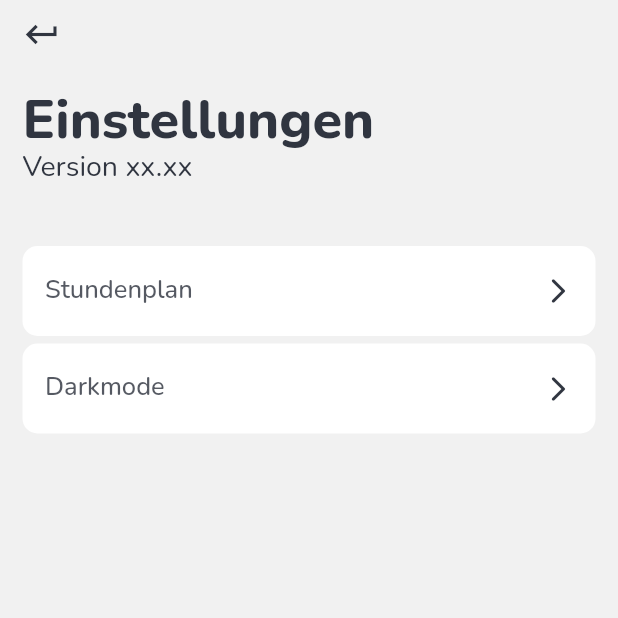
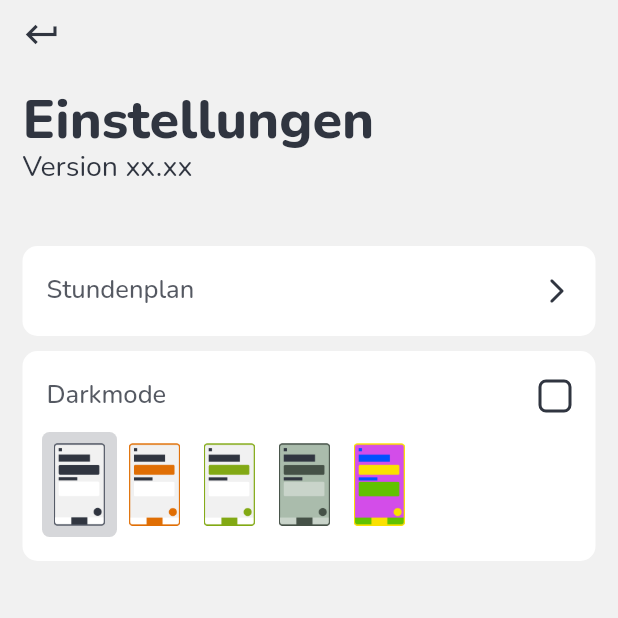
Before and after one commit to brainHausaufgaben/app, a Flutter app: the screen it shows after launch, after a tap on the "settings" icon, on a phone screen of 412 x 824 dp, the top half of it. Run offline on Flutter 3.47's test engine with Material 2 defaults, Android fonts, the phone set to English and light mode, and no system bars; our stand-ins replace drift, flutter_colorpicker, shared_preferences; missing offline and left inert: flutter_rounded_date_picker; accounts and stored records are empty; generated files the repository leaves out were written again.

Commit message:
ziemlich fucking cooles zeug ! !! die sachen gehen halt literally, das theming funktioniert jetzt richtig cool und so es geht halt gefühlt alles

```diff
--- a/lib/Backend/theming.dart
+++ b/lib/Backend/theming.dart
@@ -1,4 +1,3 @@
-import 'dart:math';
 import 'package:flutter/material.dart';
 import 'package:flutter/scheduler.dart';
 import 'package:shared_preferences/shared_preferences.dart';
@@ -7,9 +6,9 @@ import 'package:shared_preferences/shared_preferences.dart';
 AppDesign currentDesign = AppDesign();
 
 class AppDesign with ChangeNotifier {
-  // static bool darkMode = SchedulerBinding.instance!.window.platformBrightness == Brightness.dark;
   static bool darkMode = false;
-  static DesignPackage current = Designs.monochromeTheme;
+  static DesignPackage current = Designs.monochrome;
+  static String currentThemeName = "monochrome";
 
   AppDesign() {
     getDarkmode();
@@ -17,8 +16,23 @@ class AppDesign with ChangeNotifier {
   }
 
   void toggleTheme(String theme) async {
-    if (theme == "monochromeTheme") {
-      current = Designs.monochromeTheme;
+    currentThemeName = theme;
+    switch (theme) {
+      case "monochrome":
+        current = Designs.monochrome;
+        break;
+      case "poisonGreen":
+        current = Designs.poisonGreen;
+        break;
+      case "orange":
+        current = Designs.orange;
+        break;
+      case "militaryGreen":
+        current = Designs.militaryGreen;
+        break;
+      case "help":
+        current = Designs.help;
+        break;
     }
     notifyListeners();
 
@@ -27,8 +41,8 @@ class AppDesign with ChangeNotifier {
   }
 
   void toggleDarkMode() async {
-    // TODO: notifyListeners when toggling darkmode (probably change the theme system a bit)
     darkMode = !darkMode;
+    toggleTheme(currentThemeName);
 
     SharedPreferences prefs = await SharedPreferences.getInstance();
     prefs.setBool("darkMode", darkMode);
@@ -36,30 +50,42 @@ class AppDesign with ChangeNotifier {
 
   void getDarkmode() async {
     SharedPreferences prefs = await SharedPreferences.getInstance();
-    darkMode = prefs.getBool("darkMode") ?? darkMode;
+    darkMode = prefs.getBool("darkMode") ?? SchedulerBinding.instance!.window.platformBrightness == Brightness.dark;
   }
 
   void getTheme() async {
     SharedPreferences prefs = await SharedPreferences.getInstance();
     String? theme = prefs.getString("theme");
-    if (theme != null) toggleTheme(theme);
+    if (theme != null) {
+      toggleTheme(theme);
+    }
   }
 }
 
 class Designs {
   // generateDesign(primaryColor, backgroundColor, boxBackground, textColor, contrastColor, overrideIconColor)
-  static DesignPackage get monochromeTheme => AppDesign.darkMode ?
+  static DesignPackage get monochrome => AppDesign.darkMode ?
     generateDesign(const Color(0xFFFFFFFF), const Color(0xFF15161D), const Color(0xFF1C1D24), const Color(0xFFFFFFFF), const Color(0xFF212229), false) :
     generateDesign(const Color(0xFF303540), const Color(0xFFF1F1F1), const Color(0xFFFFFFFF), const Color(0xFF303540), const Color(0xFFFFFFFF), false);
 
-  static DesignPackage get greenTheme => AppDesign.darkMode ?
+  static DesignPackage get poisonGreen => AppDesign.darkMode ?
     generateDesign(const Color(0xFF82A914), const Color(0xFF15161D), const Color(0xFF1C1D24), const Color(0xFFFFFFFF), const Color(0xFF212229), true) :
     generateDesign(const Color(0xFF82A914), const Color(0xFFF1F1F1), const Color(0xFFFFFFFF), const Color(0xFF303540), const Color(0xFFFFFFFF), true);
 
-  static Map<String, DesignPackage> themeList = {
-    "monochromeTheme" : monochromeTheme,
-    "greenTheme" : greenTheme
-  };
+  static DesignPackage get orange => AppDesign.darkMode ?
+    generateDesign(const Color(0xFFE06E04), const Color(0xFF15161D), const Color(0xFF1C1D24), const Color(0xFFFFFFFF), const Color(0xFF212229), true) :
+    generateDesign(const Color(0xFFE06E04), const Color(0xFFF1F1F1), const Color(0xFFFFFFFF), const Color(0xFF303540), const Color(0xFFFFFFFF), true);
+
+  static DesignPackage get militaryGreen => AppDesign.darkMode ?
+    generateDesign(const Color(0xFFA3BDA6), const Color(0xFF445346), const Color(0xFF637265), const Color(0xFFFFFFFF), const Color(0xFF212229), true) :
+    generateDesign(const Color(0xFF455147), const Color(0xFFAABCAC), const Color(0xFFC9D4CA), const Color(0xFF303540), const Color(0xFFFFFFFF), true);
+
+  static DesignPackage get help => AppDesign.darkMode ?
+    generateDesign(const Color(0xFFFF0000), const Color(0xFF000000), const Color(0xFF6B1919), const Color(0xFFFF0000), const Color(0xFF000000), true) :
+    generateDesign(const Color(0xFFFAE100), const Color(0xFFD34DE9), const Color(0xFF61C200), const Color(0xFF0050FF), const Color(0xFFFFFFFF), true);
+
+
+  static List<String> themeList = ["monochrome", "orange", "poisonGreen", "militaryGreen", "help"];
 }
 
 class DesignPackage {
--- a/lib/Components/custom_inputs.dart
+++ b/lib/Components/custom_inputs.dart
@@ -1,7 +1,3 @@
-import 'dart:math';
-
-import 'package:brain_app/Components/point_element.dart';
-import 'package:brain_app/Pages/time_table.dart';
 import 'package:flutter/material.dart';
 import 'package:brain_app/Backend/theming.dart';
 import 'package:flutter_colorpicker/flutter_colorpicker.dart';
@@ -20,6 +16,11 @@ class CustomTextField extends TextField {
     style: AppDesign.current.textStyles.input,
     decoration: InputDecoration (
       filled: true,
+      enabledBorder: UnderlineInputBorder(
+        borderSide: BorderSide(
+          color: AppDesign.current.textStyles.color
+        )
+      ),
       fillColor: AppDesign.current.boxStyle.backgroundColor,
       label: Text(placeHolder, style: AppDesign.current.textStyles.input),
     ),
@@ -50,6 +51,7 @@ class CustomDropdown<ItemType> extends StatelessWidget {
         child: Padding(
           padding: const EdgeInsets.symmetric(horizontal: 12, vertical: 14),
           child: DropdownButton<dynamic>(
+            iconEnabledColor: AppDesign.current.textStyles.color,
             isDense: true,
             underline: Container(),
             isExpanded: true,
@@ -121,7 +123,7 @@ class CustomDateButton extends StatelessWidget {
           mainAxisAlignment: MainAxisAlignment.spaceBetween,
           children: [
             Text(value.year == 10 ? text : getDateString(value), style: AppDesign.current.textStyles.input),
-            const Icon(Icons.date_range),
+            Icon(Icons.date_range, color: AppDesign.current.textStyles.color),
           ],
         ),
       ),
@@ -182,41 +184,115 @@ class CustomColorPicker extends StatelessWidget {
   }
 }
 
-class CustomSettingsButton<ItemType> extends StatelessWidget {
-  CustomSettingsButton({
+class SettingsNavigatorButton extends StatelessWidget {
+  SettingsNavigatorButton({
     Key? key,
     required this.text,
     required this.action
   }) : super(key: key);
 
   String text;
-  bool navigator = true;
   Function() action;
 
   @override
   Widget build(BuildContext context) {
     return TextButton(
-      style: ButtonStyle(
-          padding: MaterialStateProperty.all<EdgeInsets>(
-              const EdgeInsets.symmetric(vertical: 20, horizontal: 15)
-          ),
-          backgroundColor: MaterialStateProperty.all<Color>(
-              AppDesign.current.boxStyle.backgroundColor
-          ),
-          shape: MaterialStateProperty.all<RoundedRectangleBorder>(
-              RoundedRectangleBorder(
-                borderRadius: AppDesign.current.boxStyle.borderRadius,
-              )
-          )
-      ),
       onPressed: action,
       child: Row(
         mainAxisAlignment: MainAxisAlignment.spaceBetween,
         children: [
           Text(text, style: AppDesign.current.textStyles.settingsSubMenu),
-          Icon(Icons.arrow_forward_ios_rounded, color: AppDesign.current.primaryColor, size: 20)
+          Icon(Icons.arrow_forward_ios_rounded, color: AppDesign.current.textStyles.color, size: 20)
         ],
       ),
     );
   }
 }
+
+class SettingsSwitchButton extends StatefulWidget {
+  SettingsSwitchButton({
+    Key? key,
+    required this.text,
+    required this.action
+  }) : super(key: key);
+
+  String text;
+  Function() action;
+
+  @override
+  State<StatefulWidget> createState() =>  _SettingsSwitchButton();
+}
+
+class _SettingsSwitchButton extends State<SettingsSwitchButton> {
+  @override
+  Widget build(BuildContext context) {
+    return TextButton(
+      onPressed: () {
+        widget.action();
+      },
+      child: Row(
+        mainAxisAlignment: MainAxisAlignment.spaceBetween,
+        children: [
+          Text(widget.text, style: AppDesign.current.textStyles.settingsSubMenu),
+          Container(
+            width: 22,
+            height: 22,
+            decoration: BoxDecoration(
+              borderRadius: BorderRadius.circular(5),
+              border: Border.all(
+                color: AppDesign.current.textStyles.color,
+                width: 2
+              )
+            ),
+            child: Center(
+              child: Container(
+                  width: 15,
+                  height: 15,
+                  decoration: BoxDecoration(
+                    color: AppDesign.darkMode ? AppDesign.current.textStyles.color : Colors.transparent,
+                    borderRadius: BorderRadius.circular(3)
+                  ),
+              ),
+            ),
+          )
+        ],
+      ),
+    );
+  }
+}
+
+class SettingsEntry extends StatelessWidget {
+  SettingsEntry({
+    Key? key,
+    required this.children
+  }) : super(key: key);
+
+  List<Widget> children;
+
+  @override
+  Widget build(BuildContext context) {
+    return Container(
+      padding: const EdgeInsets.symmetric(vertical: 6, horizontal: 8),
+      decoration: BoxDecoration(
+        color: AppDesign.current.boxStyle.backgroundColor,
+        borderRadius: AppDesign.current.boxStyle.borderRadius
+      ),
+      child: Column(
+        crossAxisAlignment: CrossAxisAlignment.start,
+        children: children,
+      ),
+    );
+  }
+}
+
+class ColorThemeSelection extends StatelessWidget {
+  ColorThemeSelection({Key? key}) : super(key: key);
+
+  int currentIndex = 0;
+
+  @override
+  Widget build(BuildContext context) {
+    // TODO: implement build
+    throw UnimplementedError();
+  }
+}
--- a/lib/Pages/add_subject.dart
+++ b/lib/Pages/add_subject.dart
@@ -51,8 +51,10 @@ class _SubjectPage extends State<SubjectPage> {
               padding: const EdgeInsets.only(bottom: 15),
               child: ElevatedButton (
                   onPressed: (){
-                    Subject(widget.subjectController.text, widget.pickerColor);
-                    Navigator.pop(context);
+                    if (widget.subjectController.text.isNotEmpty) {
+                      Subject(widget.subjectController.text, widget.pickerColor);
+                      Navigator.pop(context);
+                    }
                   },
                   child: Padding(
                     padding: const EdgeInsets.symmetric(vertical: 15),
--- a/lib/Pages/home_page.dart
+++ b/lib/Pages/home_page.dart
@@ -89,7 +89,7 @@ class _HomePage extends State<HomePage>{
             padding: const EdgeInsets.only(top: 7),
             child: CollapsibleBox(
                 text: "fun fact: Sebastian und Manuel sind extremst cool",
-                icon: Icons.ac_unit,
+                icon: Icons.celebration,
                 dark: true
             ),
           ),
--- a/lib/Pages/settings.dart
+++ b/lib/Pages/settings.dart
@@ -12,33 +12,102 @@ class SettingsPage extends StatefulWidget {
 }
 
 class _SettingsPage extends State<SettingsPage> {
+  final List<bool> radioList = [false, false, false, false, false];
+
+  @override
+  void initState() {
+    super.initState();
+    radioList[Designs.themeList.indexOf(AppDesign.currentThemeName)] = true;
+  }
+
   @override
   Widget build(BuildContext context) {
     return PageTemplate(
       title: "Einstellungen",
       subtitle: "Version xx.xx",
       backButton: true,
-      child: Column(
-        crossAxisAlignment: CrossAxisAlignment.stretch,
+      child: Wrap(
+        runSpacing: 10,
         children: [
-          Padding(
-            padding: const EdgeInsets.only(bottom: 5),
-            child: CustomSettingsButton(
+          SettingsEntry(
+            children: [
+              SettingsNavigatorButton(
                 text: "Stundenplan",
                 action: () {
                   Navigator.push(context, MaterialPageRoute(builder: (context) => TimeTablePage()));
                 },
+              )
+            ]
           ),
-          ),
-          CustomSettingsButton(
+          SettingsEntry(
+            children: [
+              SettingsSwitchButton(
                 text: "Darkmode",
                 action: () {
                   currentDesign.toggleDarkMode();
-              currentDesign.toggleTheme("monochromeTheme");
                 },
+              ),
+              Padding(
+                padding: const EdgeInsets.only(left: 5, right: 5, top: 0, bottom: 10),
+                child: SingleChildScrollView(
+                  scrollDirection: Axis.horizontal,
+                  child: ToggleButtons(
+                    onPressed: (index) {
+                      setState(() {
+                        for (int buttonIndex = 0; buttonIndex < radioList.length; buttonIndex++) {
+                          if (buttonIndex == index) {
+                            currentDesign.toggleTheme(Designs.themeList[buttonIndex]);
+                            radioList[buttonIndex] = true;
+                          } else {
+                            radioList[buttonIndex] = false;
+                          }
+                        }
+                      });
+                    },
+                    splashColor: Colors.transparent,
+                    fillColor: Colors.transparent,
+                    renderBorder: false,
+                    isSelected: radioList,
+                    children: [
+                      IconRadio(isSelected: radioList[0], path: "icons/monochromeThemeIcon.png"),
+                      IconRadio(isSelected: radioList[1], path: "icons/orangeThemeIcon.png"),
+                      IconRadio(isSelected: radioList[2], path: "icons/poisonGreenThemeIcon.png"),
+                      IconRadio(isSelected: radioList[3], path: "icons/militaryGreenThemeIcon.png"),
+                      IconRadio(isSelected: radioList[4], path: "icons/helpThemeIcon.png")
+                    ]
                   )
-        ],
+                )
+              )
+            ]
+          )
+        ]
       )
     );
   }
 }
+
+class IconRadio extends StatelessWidget {
+  IconRadio({
+    Key? key,
+    required this.isSelected,
+    required this.path
+  }) : super(key: key);
+
+  bool isSelected;
+  String path;
+
+  @override
+  Widget build(BuildContext context) {
+    return Container(
+      width: 50,
+      height: 70,
+      decoration: BoxDecoration(
+        color: isSelected ? AppDesign.current.primaryColor.withAlpha(50) : null,
+        borderRadius: BorderRadius.circular(5)
+      ),
+      child: Center(
+        child: Image(image: AssetImage(path), width: 45, height: 55),
+      ),
+    );
+  }
+}
```
Also changed, not shown: icons/greenCheckmark.png (deleted), icons/helpThemeIcon.png (added), icons/militaryGreenThemeIcon.png (added), icons/monochromeThemeIcon.png (added), icons/orangeThemeIcon.png (added), icons/poisonGreenThemeIcon.png (added), icons/redExclamationMark.png (deleted), icons/settingsButtonIcon.png (deleted), icons/yellowExclamationMark.png (deleted), 1 other file. Lines whose indentation alone changed are shown as unchanged.
